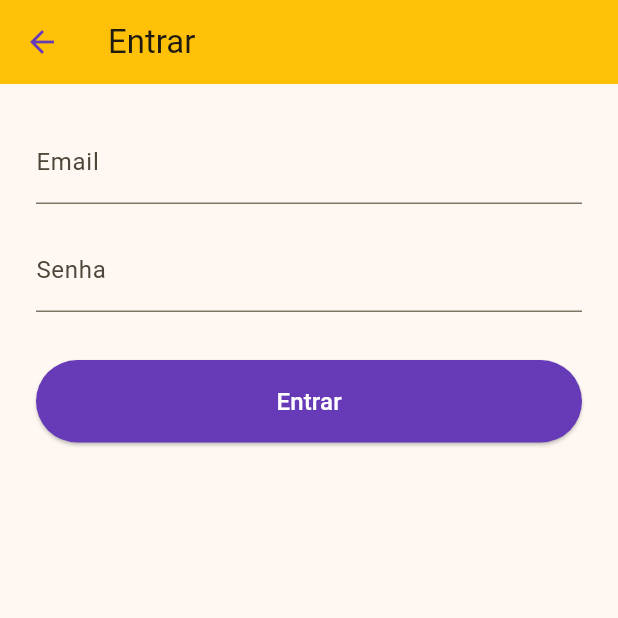
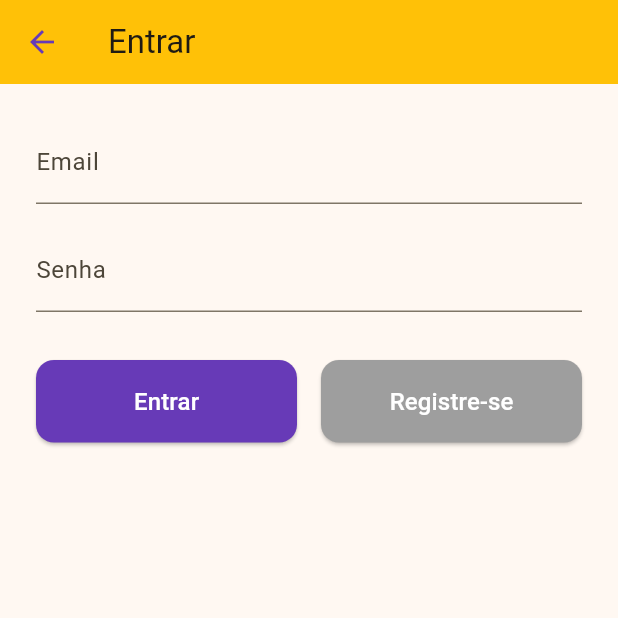
Before and after one commit to MViniciusCoffe/Mellodica, a Flutter app: the screen it shows after launch, after a tap on "Entrar", on a phone screen of 412 x 824 dp, the top half of it. Run offline on Flutter 3.47's test engine with Material 3 defaults, Android fonts, the phone set to English and light mode, and no system bars.

Commit message:
fead: add navigation to login and register

```diff
--- a/lib/views/login_view.dart
+++ b/lib/views/login_view.dart
@@ -43,19 +43,48 @@ class _LoginViewState extends State<LoginView> {
                   autovalidateMode: AutovalidateMode.onUserInteraction,
                 ),
                 const SizedBox(height: 32),
-                SizedBox(
-                  width: double.infinity,
+                Row(
+                  children: [
+                    Expanded(
                       child: ElevatedButton(
                         onPressed: () => _controller.submit(context),
                         style: ElevatedButton.styleFrom(
-                      padding: const EdgeInsets.symmetric(vertical: 16),
+                          padding: const EdgeInsets.symmetric(
+                            horizontal: 40,
+                            vertical: 16,
+                          ),
                           backgroundColor: Colors.deepPurple,
+                          shape: RoundedRectangleBorder(
+                            borderRadius: BorderRadius.circular(12),
+                          ),
                         ),
                         child: const Text(
                           'Entrar',
                           style: TextStyle(fontSize: 16, color: Colors.white),
                         ),
                       ),
+                    ),
+                    const SizedBox(width: 16),
+                    Expanded(
+                      child: ElevatedButton(
+                        onPressed: () => _controller.goToRegister(context),
+                        style: ElevatedButton.styleFrom(
+                          padding: const EdgeInsets.symmetric(
+                            horizontal: 40,
+                            vertical: 16,
+                          ),
+                          backgroundColor: Colors.grey[500],
+                          shape: RoundedRectangleBorder(
+                            borderRadius: BorderRadius.circular(12),
+                          ),
+                        ),
+                        child: const Text(
+                          'Registre-se',
+                          style: TextStyle(fontSize: 16, color: Colors.white),
+                        ),
+                      ),
+                    ),
+                  ],
                 ),
               ],
             ),
```
Also changed, not shown: lib/controllers/login_controller.dart (+8 -0 lines), lib/controllers/register_controller.dart (+8 -0 lines), lib/views/register_view.dart (+26 -3 lines). Lines whose indentation alone changed are shown as unchanged.
